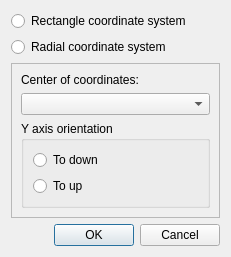
First picture: the form in gui/systemchooser.ui, repository dmitriyushakov/imaginegenerator, before the edit.
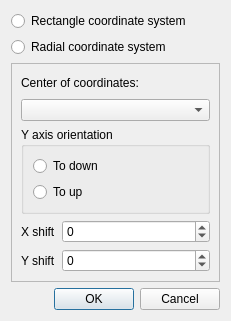
Second picture: the form after the edit. Icons and pictures are not drawn.

Commit message: Add coordinate system shift

```diff
--- a/gui/systemchooser.ui
+++ b/gui/systemchooser.ui
@@ -10,7 +10,7 @@
     <x>0</x>
     <y>0</y>
     <width>231</width>
-    <height>257</height>
+    <height>321</height>
    </rect>
   </property>
   <property name="windowTitle">
@@ -80,6 +80,44 @@
         </layout>
        </widget>
       </item>
+      <item>
+       <layout class="QFormLayout" name="formLayout_2">
+        <item row="0" column="0">
+         <widget class="QLabel" name="shiftXLbl">
+          <property name="text">
+           <string>X shift</string>
+          </property>
+         </widget>
+        </item>
+        <item row="1" column="0">
+         <widget class="QLabel" name="shiftYLbl">
+          <property name="text">
+           <string>Y shift</string>
+          </property>
+         </widget>
+        </item>
+        <item row="0" column="1">
+         <widget class="QSpinBox" name="shiftXSpin">
+          <property name="minimum">
+           <number>-10000</number>
+          </property>
+          <property name="maximum">
+           <number>10000</number>
+          </property>
+         </widget>
+        </item>
+        <item row="1" column="1">
+         <widget class="QSpinBox" name="shiftYSpin">
+          <property name="minimum">
+           <number>-10000</number>
+          </property>
+          <property name="maximum">
+           <number>10000</number>
+          </property>
+         </widget>
+        </item>
+       </layout>
+      </item>
      </layout>
     </widget>
    </item>
```
The commit also changes 7 other files.
